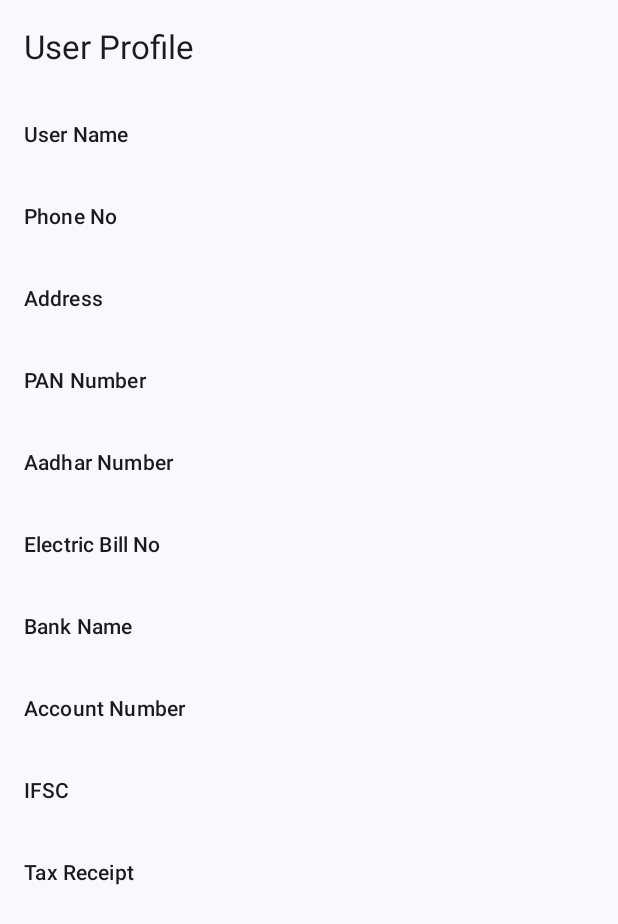
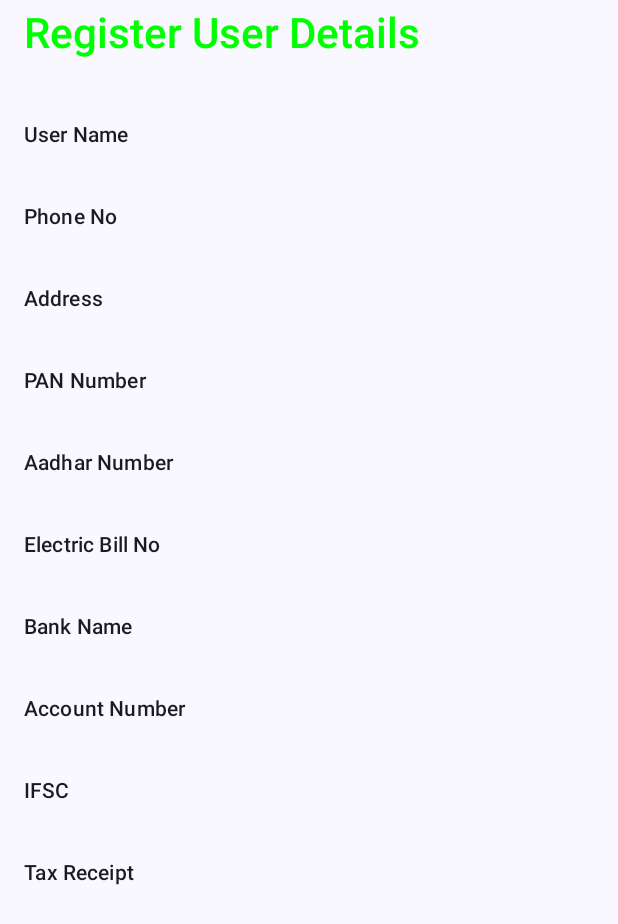
Before and after one commit to rajatkumarsingh01/LoanManangement, an Android app built with Jetpack Compose: the HomeScreen screen opened through its navigation route, after a tap on "Profile", on a phone screen of 412 x 824 dp. Shown: the top 924 px of the screen. Run offline under Robolectric (Android 15) with nearby library versions, the phone set to English and light mode, and no system bars; our stand-ins replace Firebase (no records; nobody signed in at launch, a user with empty details on screens opened directly).

Commit message:
rajat_code - user data loading and ui improvements and validation

```diff
--- a/app/src/main/AndroidManifest.xml
+++ b/app/src/main/AndroidManifest.xml
@@ -20,6 +20,7 @@
             android:name=".MainActivity"
             android:exported="true"
             android:label="@string/app_name"
+            android:windowSoftInputMode="adjustResize"
             android:theme="@style/Theme.LoanApplication">
             <intent-filter>
                 <action android:name="android.intent.action.MAIN" />
--- a/app/src/main/java/com/task/loanapplication/presentation/auth/UploadDocs.kt
+++ b/app/src/main/java/com/task/loanapplication/presentation/auth/UploadDocs.kt
@@ -78,7 +78,7 @@ fun UploadDocumentsScreen(
                     },
                     modifier = Modifier.fillMaxWidth()
                 ) {
-                    Text(text = "Upload Documents")
+                    Text(text = "Upload Files")
                 }
 
                 if (viewModel.uploadProgress.value) {
--- a/app/src/main/java/com/task/loanapplication/presentation/home/UserProfile.kt
+++ b/app/src/main/java/com/task/loanapplication/presentation/home/UserProfile.kt
@@ -1,17 +1,9 @@
 package com.task.loanapplication.presentation.home
 
-import androidx.compose.foundation.background
 import androidx.compose.foundation.layout.Arrangement
 import androidx.compose.foundation.layout.Column
-import androidx.compose.foundation.layout.Row
-import androidx.compose.foundation.layout.Spacer
 import androidx.compose.foundation.layout.fillMaxSize
-import androidx.compose.foundation.layout.fillMaxWidth
 import androidx.compose.foundation.layout.padding
-import androidx.compose.foundation.lazy.LazyColumn
-import androidx.compose.foundation.lazy.items
-import androidx.compose.foundation.shape.RoundedCornerShape
-import androidx.compose.material3.Button
 import androidx.compose.material3.ExperimentalMaterial3Api
 import androidx.compose.material3.MaterialTheme
 import androidx.compose.material3.Scaffold
@@ -20,24 +12,30 @@ import androidx.compose.material3.TopAppBar
 import androidx.compose.runtime.Composable
 import androidx.compose.runtime.collectAsState
 import androidx.compose.runtime.getValue
-import androidx.compose.ui.Alignment
 import androidx.compose.ui.Modifier
 import androidx.compose.ui.graphics.Color
-import androidx.compose.ui.tooling.preview.Preview
+import androidx.compose.ui.text.font.FontWeight
+import androidx.compose.ui.text.style.TextAlign
 import androidx.compose.ui.unit.dp
-import com.task.loanapplication.data.util.RepaymentEntry
-import com.task.loanapplication.data.util.User
 import com.task.loanapplication.domain.MainViewModel
 
 @OptIn(ExperimentalMaterial3Api::class)
 @Composable
 fun UserProfileScreen(viewModel: MainViewModel) {
     val user by viewModel.userData.collectAsState()
+    viewModel.getUserData()
 
     Scaffold(
         topBar = {
             TopAppBar(
-                title = { Text(text = "User Profile") }
+                title = {   Text(
+                    text = "Register User Details",
+                    textAlign = TextAlign.Center,
+                    color = Color.Green,
+                    fontWeight = FontWeight(500),
+                    style = MaterialTheme.typography.headlineMedium,
+                    modifier = Modifier.padding(bottom = 18.dp)
+                ) }
             )
         },
         content = {it
--- a/app/src/main/java/com/task/loanapplication/presentation/home/Welcome.kt
+++ b/app/src/main/java/com/task/loanapplication/presentation/home/Welcome.kt
@@ -1,5 +1,7 @@
 package com.task.loanapplication.presentation.home
 
+import android.content.Context
+import android.widget.Toast
 import androidx.compose.foundation.Image
 import androidx.compose.foundation.layout.Arrangement
 import androidx.compose.foundation.layout.Column
@@ -19,20 +21,22 @@ import androidx.compose.runtime.Composable
 import androidx.compose.ui.Alignment
 import androidx.compose.ui.Modifier
 import androidx.compose.ui.graphics.Color
+import androidx.compose.ui.platform.LocalContext
 import androidx.compose.ui.res.painterResource
 import androidx.compose.ui.text.TextStyle
 import androidx.compose.ui.text.font.FontWeight
 import androidx.compose.ui.text.style.TextAlign
-import androidx.compose.ui.tooling.preview.Preview
 import androidx.compose.ui.unit.dp
 import androidx.compose.ui.unit.sp
 import androidx.navigation.NavController
-import androidx.navigation.compose.rememberNavController
 import com.task.loanapplication.R
+import com.task.loanapplication.domain.SignUpViewModel
 
 @Composable
-fun HomeScreen(navController: NavController) {
-
+fun HomeScreen(navController: NavController,
+               signUpViewModel: SignUpViewModel
+               ) {
+val localContext= LocalContext.current
     Column(
         modifier = Modifier
             .fillMaxSize()
@@ -81,7 +85,11 @@ fun HomeScreen(navController: NavController) {
         Spacer(modifier = Modifier.height(40.dp))
 
         OutlinedButton(
-            onClick = { navController.navigate("auth/login");var inclusive = true},
+            onClick = {
+                signUpViewModel.signOut()
+                navController.navigate("auth/login")
+                showToast(localContext,"SignOut Successful")
+               },
             modifier = Modifier.fillMaxWidth(),
             colors = ButtonDefaults.buttonColors(containerColor = Color.Cyan)
         ) {
@@ -96,6 +104,9 @@ fun HomeScreen(navController: NavController) {
     }
 }
 
+fun showToast(context: Context, message: String) {
+    Toast.makeText(context, message, Toast.LENGTH_SHORT).show()
+}
 @Composable
 fun OptionButton(text: String, onClick: () -> Unit) {
     Button(
@@ -113,9 +124,3 @@ fun OptionButton(text: String, onClick: () -> Unit) {
             )
     }
 }
-
-@Preview
-@Composable
-private fun PreviewHomeScreen() {
-    HomeScreen(navController= rememberNavController())
-}
```
Also changed, not shown: app/src/main/java/com/task/loanapplication/domain/MainViewModel.kt (+4 -8 lines), app/src/main/java/com/task/loanapplication/domain/SignUpViewModel.kt (+10 -4 lines), app/src/main/java/com/task/loanapplication/navigation/Navigation.kt (+8 -7 lines), app/src/main/java/com/task/loanapplication/presentation/auth/Login.kt (+0 -16 lines), app/src/main/java/com/task/loanapplication/presentation/auth/Registration.kt (+16 -2 lines), app/src/main/java/com/task/loanapplication/presentation/auth/SignUpScreen.kt (+28 -14 lines), app/src/main/java/com/task/loanapplication/presentation/payment/QRCode.kt (+29 -15 lines), app/src/main/java/com/task/loanapplication/presentation/payment/Repayment.kt (+34 -5 lines), app/src/main/res/drawable/login.png (added).
